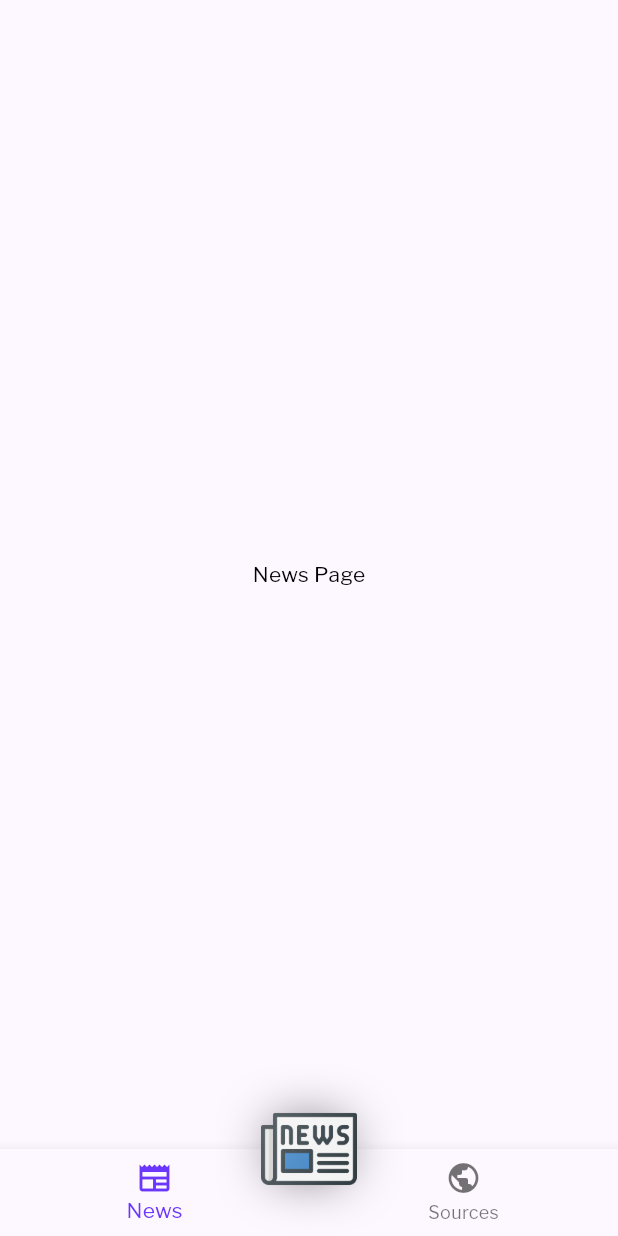
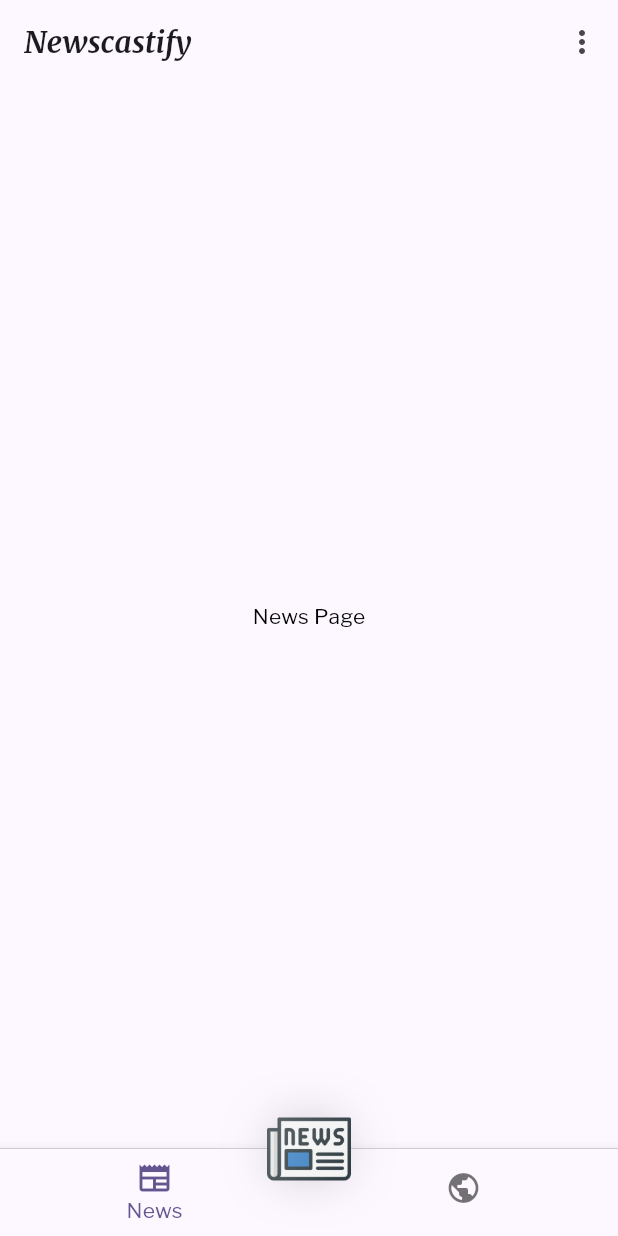
Before and after one commit to KeidsID/flutter_news_app, a Flutter app: the screen it shows after launch, on a phone screen of 412 x 824 dp. Run offline on Flutter 3.47's test engine with Material 2 defaults, Android fonts, the phone set to English and light mode, and no system bars; our stand-ins replace go_router.

Commit message:
v1.3.0
- RootPage now support wider device screen.
- Improve routing with provider.

```diff
--- /dev/null
+++ b/lib/core/errors/4xx/error_400_page.dart
@@ -0,0 +1,6 @@
+import '../errors_page.dart';
+
+class Error400Page extends ErrorsPage {
+  const Error400Page({super.key})
+      : super(statusCode: 400, message: 'Bad Request');
+}
--- a/lib/core/router/router.dart
+++ b/lib/core/router/router.dart
@@ -1,18 +1,18 @@
-import 'package:flutter/material.dart';
 import 'package:go_router/go_router.dart';
+import 'package:newscastify/core/errors/4xx/error_404_page.dart';
 
+import '../errors/4xx/error_400_page.dart';
 import '../utils/app_routes.dart';
 import 'root/root_routes.dart';
 
 final router = GoRouter(
   initialLocation: '/news',
   routerNeglect: true,
+  errorBuilder: (_, __) => const Error404Page(),
   routes: [
     GoRoute(
       path: '/',
-      routes: rootRoutes,
-      builder: (_, __) =>
-          const Scaffold(body: Center(child: Text('Bad Routing'))),
+      builder: (_, __) => const Error400Page(),
       redirect: (ctx, state) {
         if (state.location == AppRoutes.root) {
           return AppRoutes.news.path;
@@ -20,6 +20,7 @@ final router = GoRouter(
 
         return state.fullpath;
       },
+      routes: rootRoutes,
     ),
   ],
 );
--- a/lib/core/utils/app_routes.dart
+++ b/lib/core/utils/app_routes.dart
@@ -12,7 +12,5 @@ class _NewsRoutes {
   final path = '/news';
 
   /// Get path `/news` with param id.
-  String newsDetail(String id) {
-    return '''$path/:$id''';
-  }
+  String pathWithId(String id) => '$path/:$id';
 }
--- /dev/null
+++ b/lib/core/utils/constants.dart
@@ -0,0 +1 @@
+const appName = 'Newscastify';
--- a/lib/main.dart
+++ b/lib/main.dart
@@ -1,7 +1,10 @@
 import 'package:flutter/material.dart';
+import 'package:newscastify/ui/providers/root_page_provider.dart';
+import 'package:provider/provider.dart';
 
+import 'core/router/router.dart';
 import 'core/styles/app_theme.dart';
-import 'core/router/router.dart';
+import 'core/utils/constants.dart';
 
 void main() {
   runApp(const AppRoot());
@@ -12,12 +15,18 @@ class AppRoot extends StatelessWidget {
 
   @override
   Widget build(BuildContext context) {
-    return MaterialApp.router(
-      title: 'Flutter Demo',
-      theme: appLightTheme,
-      darkTheme: appDarkTheme,
-      themeMode: ThemeMode.system,
-      routerConfig: router,
+    return MultiProvider(
+      providers: [
+        ChangeNotifierProvider.value(value: RootPageProvider(0)),
+      ],
+      child: MaterialApp.router(
+        debugShowCheckedModeBanner: false,
+        title: appName,
+        theme: appLightTheme,
+        darkTheme: appDarkTheme,
+        themeMode: ThemeMode.system,
+        routerConfig: router,
+      ),
     );
   }
 }
--- a/lib/ui/pages/root_page.dart
+++ b/lib/ui/pages/root_page.dart
@@ -1,64 +1,156 @@
 import 'package:flutter/material.dart';
-import 'package:flutter_news_app/core/utils/app_routes.dart';
 import 'package:go_router/go_router.dart';
+import 'package:provider/provider.dart';
 
-import '../../core/styles/app_theme.dart';
-import '../../core/utils/app_extension.dart';
+import '../../core/utils/app_routes.dart';
+import '../../core/utils/constants.dart';
+import '../providers/root_page_provider.dart';
+import '../widgets/app_icon.dart';
 
-class RootPage extends StatefulWidget {
-  /// Main content to displayed on the page.
+class RootPage extends StatelessWidget {
+  /// The primary content of the page.
   final Widget? child;
 
   const RootPage({super.key, this.child});
 
   @override
-  State<RootPage> createState() => _RootPageState();
+  Widget build(BuildContext context) {
+    return LayoutBuilder(
+      builder: (_, constraints) {
+        if (constraints.maxWidth <= 600) {
+          return _RootThinPage(key: key, child: child);
         }
 
-class _RootPageState extends State<RootPage> {
-  int _bottomBarCurrentIndex = 0;
+        return _RootWidePage(key: key, child: child);
+      },
+    );
+  }
+}
 
-  @override
-  Widget build(BuildContext context) {
-    return Scaffold(
-      body: widget.child,
-      bottomNavigationBar: BottomNavigationBar(
-        selectedItemColor:
-            (context.isDarkMode) ? appDarkPrimaryColor : appPrimaryColor,
-        currentIndex: _bottomBarCurrentIndex,
-        onTap: (currentIndex) {
-          setState(() {
-            _bottomBarCurrentIndex = currentIndex;
+class _NavBarDecos {
+  final Icon icon;
+  final String label;
+
+  const _NavBarDecos({
+    required this.icon,
+    required this.label,
   });
+}
 
+const _rootPageNavBarDecos = [
+  _NavBarDecos(icon: Icon(Icons.newspaper), label: 'News'),
+  _NavBarDecos(icon: Icon(Icons.public), label: 'Sources'),
+];
+
+void Function(int) _onTapNavBar(BuildContext context) {
+  return (currentIndex) {
     if (currentIndex == 0) {
       context.go(AppRoutes.news.path);
       return;
     }
 
     context.go(AppRoutes.sources);
-        },
-        items: const [
-          BottomNavigationBarItem(icon: Icon(Icons.newspaper), label: 'News'),
-          BottomNavigationBarItem(icon: Icon(Icons.public), label: 'Sources'),
+  };
+}
+
+class _RootThinPage extends StatelessWidget {
+  final Widget? child;
+
+  const _RootThinPage({super.key, this.child});
+
+  @override
+  Widget build(BuildContext context) {
+    return Scaffold(
+      appBar: AppBar(
+        automaticallyImplyLeading: false,
+        title: const Text(appName),
+        actions: [
+          IconButton(
+            onPressed: () {},
+            icon: const Icon(Icons.more_vert),
+          ),
         ],
-
       ),
-      floatingActionButton: Container(
-        decoration: BoxDecoration(
-          boxShadow: [
-            BoxShadow(
-              color: (context.isDarkMode) ? appDarkPrimaryColor : Colors.black,
-              blurRadius: 32,
-              spreadRadius: -20,
+      body: Stack(
+        children: [
+          child ?? const SizedBox(),
+          Column(
+            children: const [
+              Expanded(child: SizedBox()),
+              Divider(height: 0.5, thickness: 0.5),
+            ],
           )
         ],
       ),
-        padding: const EdgeInsets.symmetric(horizontal: 8),
-        width: 80,
-        child: Image.asset('assets/images/ic-news.png'),
+      bottomNavigationBar: Consumer<RootPageProvider>(
+        builder: (ctx, prov, _) {
+          return BottomNavigationBar(
+            showUnselectedLabels: false,
+            currentIndex: prov.navigationIndex,
+            onTap: _onTapNavBar(ctx),
+            items: [
+              BottomNavigationBarItem(
+                icon: _rootPageNavBarDecos[0].icon,
+                label: _rootPageNavBarDecos[0].label,
               ),
+              BottomNavigationBarItem(
+                icon: _rootPageNavBarDecos[1].icon,
+                label: _rootPageNavBarDecos[1].label,
+              ),
+            ],
+          );
+        },
+      ),
+      floatingActionButton: const AppIcon(),
       floatingActionButtonLocation: FloatingActionButtonLocation.centerDocked,
     );
   }
 }
+
+class _RootWidePage extends StatelessWidget {
+  final Widget? child;
+
+  const _RootWidePage({super.key, this.child});
+
+  @override
+  Widget build(BuildContext context) {
+    return Row(
+      children: [
+        Consumer<RootPageProvider>(
+          builder: (ctx, prov, _) {
+            return NavigationRail(
+              selectedIndex: prov.navigationIndex,
+              labelType: NavigationRailLabelType.selected,
+              onDestinationSelected: _onTapNavBar(ctx),
+              leading: const AppIcon(),
+              destinations: [
+                NavigationRailDestination(
+                  icon: _rootPageNavBarDecos[0].icon,
+                  label: Text(_rootPageNavBarDecos[0].label),
+                ),
+                NavigationRailDestination(
+                  icon: _rootPageNavBarDecos[1].icon,
+                  label: Text(_rootPageNavBarDecos[1].label),
+                ),
+              ],
+              trailing: IconButton(
+                onPressed: () {},
+                icon: const Icon(Icons.more_horiz),
+              ),
+            );
+          },
+        ),
+        const VerticalDivider(width: 0.5, thickness: 0.5),
+        Expanded(
+          child: Scaffold(
+            appBar: AppBar(
+              automaticallyImplyLeading: false,
+              title: const Text(appName),
+            ),
+            body: child,
+          ),
+        ),
+      ],
+    );
+  }
+}
--- /dev/null
+++ b/lib/ui/providers/root_page_provider.dart
@@ -0,0 +1,20 @@
+import 'package:flutter/material.dart';
+
+class RootPageProvider extends ChangeNotifier {
+  RootPageProvider(int initialNavIndex) {
+    setNavigationIndex(initialNavIndex);
+  }
+
+  late int _navIndex;
+
+  /// Current navigation index.
+  ///
+  /// Used by [BottomNavigationBar] and [NavigationRail].
+  int get navigationIndex => _navIndex;
+
+  /// Set navigation index with a new value.
+  void setNavigationIndex(int value) {
+    _navIndex = value;
+    notifyListeners();
+  }
+}
--- /dev/null
+++ b/lib/ui/widgets/app_icon.dart
@@ -0,0 +1,33 @@
+import 'package:flutter/material.dart';
+
+import '../../core/styles/app_theme.dart';
+import '../../core/utils/app_extension.dart';
+
+class AppIcon extends StatelessWidget {
+  final double? height;
+
+  const AppIcon({Key? key, this.height = kToolbarHeight}) : super(key: key);
+
+  @override
+  Widget build(BuildContext context) {
+    return Container(
+      decoration: BoxDecoration(
+        boxShadow: [
+          BoxShadow(
+            color: (context.isDarkMode)
+                ? appDarkPrimaryColor
+                : Colors.black.withOpacity(0.6),
+            blurRadius: 32,
+            spreadRadius: -20,
+          )
+        ],
+      ),
+      padding: const EdgeInsets.symmetric(horizontal: 8),
+      height: height,
+      child: Image.asset(
+        'assets/images/ic-news.png',
+        fit: BoxFit.cover,
+      ),
+    );
+  }
+}
--- a/pubspec.yaml
+++ b/pubspec.yaml
@@ -1,4 +1,4 @@
-name: flutter_news_app
+name: newscastify
 description: A news-themed personal Flutter app. Design based on Fortnightly Material Studies.
 
 # The following line prevents the package from being accidentally published to
@@ -17,7 +17,7 @@ publish_to: "none" # Remove this line if you wish to publish to pub.dev
 # https://developer.apple.com/library/archive/documentation/General/Reference/InfoPlistKeyReference/Articles/CoreFoundationKeys.html
 # In Windows, build-name is used as the major, minor, and patch parts
 # of the product and file versions while build-number is used as the build suffix.
-version: 1.2.0+1
+version: 1.3.0+1
 
 environment:
   sdk: ">=2.18.6 <3.0.0"
@@ -28,6 +28,7 @@ dependencies:
 
   cupertino_icons: ^1.0.2
   go_router: ^6.2.0
+  provider: ^6.0.5
 
 dev_dependencies:
   flutter_test:
```
Also changed, not shown: lib/core/errors/4xx/error_404_page.dart (added, +9 -0 lines), lib/core/errors/errors_page.dart (+10 -4 lines), lib/core/router/root/root_routes.dart (+19 -3 lines), pubspec.lock, 2 other files. Lines whose indentation alone changed are shown as unchanged.
